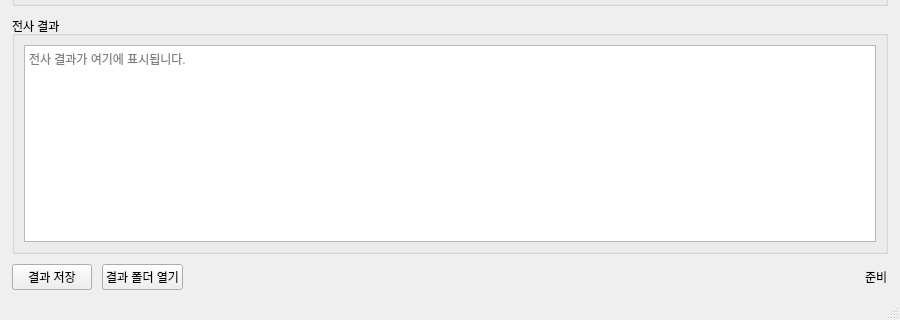
This is gui/mainwindow.ui in ongre01/korean_transcriber as Qt 5 draws it before an edit; both pictures show x 0 to 900 and y 460 to 780 of the 900 by 780 pixel window. The edited form follows.
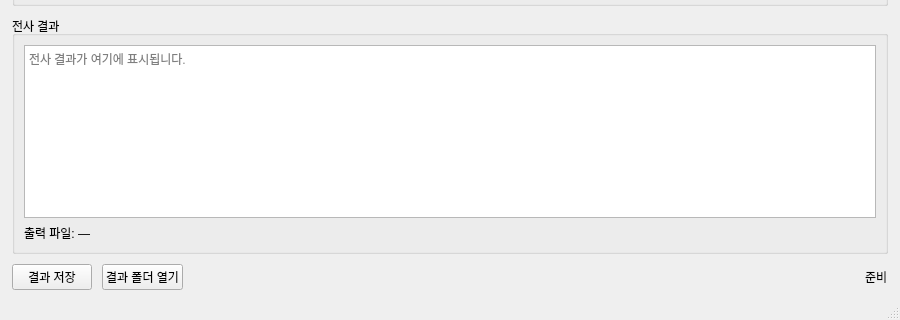
This is the edited form.

Commit message: feat(gui): add result save and open folder functionality

```diff
--- a/gui/mainwindow.ui
+++ b/gui/mainwindow.ui
@@ -260,6 +260,12 @@
          <property name="readOnly"><bool>true</bool></property>
         </widget>
        </item>
+      <item>
+       <widget class="QLabel" name="resultOutputPathLabel">
+        <property name="text"><string>출력 파일: —</string></property>
+        <property name="wordWrap"><bool>true</bool></property>
+       </widget>
+      </item>
       </layout>
      </widget>
     </item>
```
Lines whose indentation alone changed are shown as unchanged. The commit also changes 24 other files.
